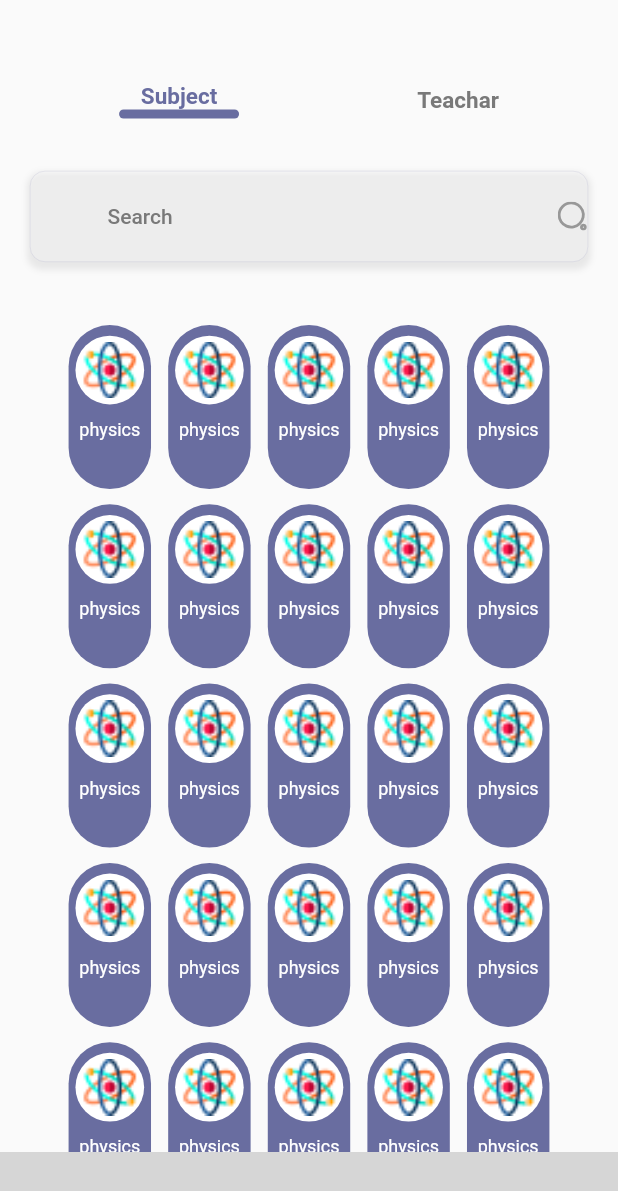
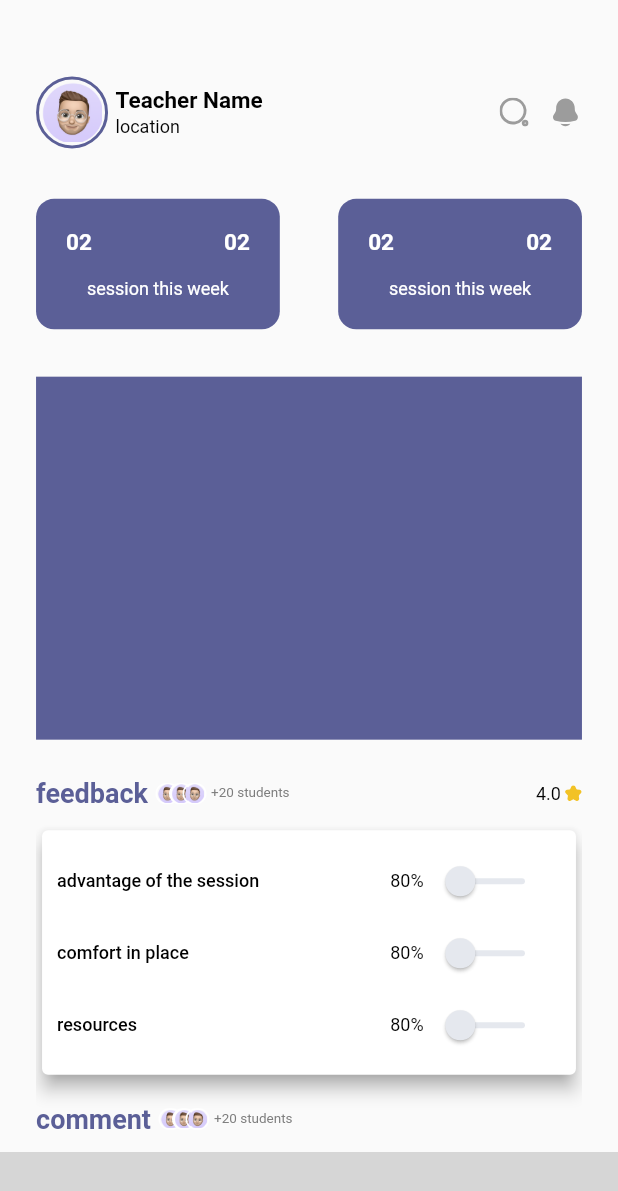
Before and after one commit to DoniaMustafa/sahelha, a Flutter app: the DashboardScreen screen opened directly, swiped to page 4, on a phone screen of 412 x 824 dp. Shown: the top 1191 px of the screen. Run offline on Flutter 3.47's test engine with Material 2 defaults, Android fonts, the phone set to English and light mode, and no system bars; our stand-ins replace flutter_svg, nb_utils, percent_indicator, pin_code_fields, toggle_switch; missing offline and left inert: horizontal_calendar, rolling_bottom_bar; Roboto replaces fonts that are missing (Poppins); grey boxes are pictures that could not be loaded.

Commit message:
teacher mainScreen

```diff
--- a/lib/main.dart
+++ b/lib/main.dart
@@ -5,6 +5,8 @@ import 'package:sahelha_app/sre/auth/presentation/pages/verify_screen.dart';
 import 'package:sahelha_app/sre/dashboard/dashboard_screen.dart';
 import 'package:sahelha_app/sre/home/presentation/screens/home_screen.dart';
 import 'package:sahelha_app/sre/splash_screen.dart';
+
+import 'sre/category/teacher/presentation/pages/teacher_home_screen.dart';
 
 void main() {
   runApp(MyApp());
@@ -23,7 +25,7 @@ class _MyAppState extends State<MyApp> {
     return  MaterialApp(
         debugShowCheckedModeBanner: false,
         // navigatorKey: navigatorKey,
-        home: DashboardScreen()
+        home: TeacherHomeScreen()
 
     );
   }
--- /dev/null
+++ b/lib/sre/category/teacher/presentation/pages/teacher_home_screen.dart
@@ -0,0 +1,373 @@
+import 'package:flutter/material.dart';
+import 'package:sahelha_app/sre/application/utils/constants/app_constants.dart';
+import 'package:sahelha_app/sre/application/utils/resources/assets_manager.dart';
+import 'package:sahelha_app/sre/application/utils/resources/colors_manager.dart';
+import 'package:sahelha_app/sre/application/utils/resources/styles_manager.dart';
+import 'package:sahelha_app/sre/application/utils/resources/values_manager.dart';
+import 'package:sahelha_app/sre/presentation/widgets/custom_circle.dart';
+import 'package:sahelha_app/sre/presentation/widgets/custom_png_image.dart';
+import 'package:sahelha_app/sre/presentation/widgets/custom_svg_image.dart';
+import 'package:sahelha_app/sre/presentation/widgets/custom_three_images.dart';
+
+class TeacherHomeScreen extends StatefulWidget {
+  const TeacherHomeScreen({Key? key}) : super(key: key);
+
+  @override
+  State<TeacherHomeScreen> createState() => _TeacherHomeScreenState();
+}
+
+class _TeacherHomeScreenState extends State<TeacherHomeScreen> {
+  double height=6;
+
+  @override
+  Widget build(BuildContext context) {
+    AppConstants.height = MediaQuery.of(context).size.height; /* app height*/
+    AppConstants.width = MediaQuery.of(context).size.width; /*appf width*/
+    AppConstants.margin = AppWidth.s23 * AppConstants.width; /*app margin*/
+    AppConstants.appBarHeight =
+        AppHeight.s90 * AppConstants.height; /*app margin*/
+    AppConstants.appBodyHeight = AppConstants.height -
+        AppHeight.s90 * AppConstants.height;
+    return  Scaffold(
+      body: Padding(
+        padding:  EdgeInsets.only(
+          top: AppConstants.height*AppHeight.s50,
+          left:AppConstants.width*AppWidth.s21,
+          right:AppConstants.width*AppWidth.s21,
+        ),
+        child: SingleChildScrollView(
+          child: Column(
+            crossAxisAlignment: CrossAxisAlignment.start,
+            children: [
+              _buildUserInfo(),
+              SizedBox(
+                height: AppConstants.height*AppHeight.s33,
+              ),
+              Row(
+                children: [
+                  _buildSessionsDetails(),
+                  SizedBox(width: AppConstants.width*AppWidth.s34,),
+                  _buildSessionsDetails(),
+                ],
+              ),
+              SizedBox(
+                height: AppConstants.height*AppHeight.s31,
+              ),
+              Container(
+                width: double.infinity,
+                height: 242,
+                color: ColorsManager.purpleNavy,
+              ),
+              SizedBox(
+                height: AppConstants.height*AppHeight.s25,
+              ),
+              Row(
+                children: [
+                  Expanded(
+                      flex: 4,
+                      child: Row(
+                    children: [
+                      Text(
+                        'feedback',
+                        style: getBoldStyle(color: ColorsManager.purpleNavy,fontSize: 18),
+                      ),
+                      SizedBox(width: 5,),
+                      customThreeImages(ColorsManager.white),
+                      SizedBox(width: 3,),
+                      Text("+20 students",
+                        style: getRegularStyle(fontSize: 9,color: ColorsManager.gray),
+                      ),
+                    ],
+                  )),
+                  Row(
+                    children: [
+                      Text(
+                        '4.0',
+                        style: getRegularStyle(
+                            fontSize: 12, color: ColorsManager.black),
+                        textAlign: TextAlign.center,
+                      ),
+                      SizedBox(width: 2),
+                      CustomSVGImage(
+                        image: AssetsManager.rating,
+                        height: 12,
+                        width: 12,
+                      )
+                    ],
+                  ),
+                ],
+              ),
+              SizedBox(height: 10,),
+              Card(
+                elevation: 5,
+                shadowColor: Colors.grey,
+                child: Container(
+                  width: AppConstants.width*AppWidth.s300,
+                  height: AppConstants.height*AppHeight.s160,
+                  child: Padding(
+                    padding: const EdgeInsets.all(10),
+                    child: Column(
+                      crossAxisAlignment: CrossAxisAlignment.start,
+                      mainAxisAlignment: MainAxisAlignment.start,
+                      children: [
+                        Row(
+                          mainAxisAlignment: MainAxisAlignment.start,
+                          children: [
+                            Expanded(
+                              child: Text(
+                                'advantage of the session',
+                                style: getMediumStyle(
+                                    fontSize: 12, color: ColorsManager.black),
+                              ),
+                            ),
+                            Text(
+                              '80%',
+                              style: getRegularStyle(
+                                  fontSize: 12, color: ColorsManager.black),
+                            ),
+                            Container(
+                              width: AppConstants.width*AppWidth.s80,
+                              child: Slider(
+                                value: height,
+                                max:100,
+                                min:5,
+                                activeColor: ColorsManager.lightBabyBlue,
+                                inactiveColor: ColorsManager.lightBabyBlue,
+                                onChanged: (value){
+                                  setState(() {
+                                    height=value;
+                                  });
+                                },
+                              ),
+                            )
+
+                          ],
+                        ),
+                        Row(
+                          mainAxisAlignment: MainAxisAlignment.start,
+                          children: [
+                            Expanded(
+                              child: Text(
+                                'comfort in place',
+                                style: getMediumStyle(
+                                    fontSize: 12, color: ColorsManager.black),
+                              ),
+                            ),
+                            Text(
+                              '80%',
+                              style: getRegularStyle(
+                                  fontSize: 12, color: ColorsManager.black),
+                              textAlign: TextAlign.center,
+                            ),
+                            Container(
+                              width: AppConstants.width*AppWidth.s80,
+                              child: Slider(
+                                value: height,
+                                max:100,
+                                min:5,
+                                activeColor: ColorsManager.lightBabyBlue,
+                                inactiveColor: ColorsManager.lightBabyBlue,
+                                onChanged: (value){
+                                  setState(() {
+                                    height=value;
+                                  });
+                                },
+                              ),
+                            )
+
+                          ],
+                        ),
+                        Row(
+                          mainAxisAlignment: MainAxisAlignment.start,
+                          children: [
+                            Expanded(
+                              child: Text(
+                                'resources',
+                                style: getMediumStyle(
+                                    fontSize: 12, color: ColorsManager.black),
+                              ),
+                            ),
+                            Text(
+                              '80%',
+                              style: getRegularStyle(
+                                  fontSize: 12, color: ColorsManager.black),
+                              textAlign: TextAlign.center,
+                            ),
+                            Container(
+                              width: AppConstants.width*AppWidth.s80,
+                              child: Slider(
+                                value: height,
+                                max:100,
+                                min:5,
+                                activeColor: ColorsManager.lightBabyBlue,
+                                inactiveColor: ColorsManager.lightBabyBlue,
+                                onChanged: (value){
+                                  setState(() {
+                                    height=value;
+                                  });
+                                },
+                              ),
+                            )
+
+                          ],
+                        ),
+
+
+                      ],
+                    ),
+                  ),
+                ),
+              ),
+              SizedBox(height: 15,),
+              Row(
+                children: [
+                  Expanded(
+                      flex: 4,
+                      child: Row(
+                        children: [
+                          Text(
+                            'comment',
+                            style: getBoldStyle(color: ColorsManager.purpleNavy,fontSize: 18),
+                          ),
+                          SizedBox(width: 5,),
+                          customThreeImages(ColorsManager.white),
+                          SizedBox(width: 3,),
+                          Text("+20 students",
+                            style: getRegularStyle(fontSize: 9,color: ColorsManager.gray),
+                          ),
+                        ],
+                      )),
+                ],
+              ),
+              SizedBox(height: 15,),
+              ListView.separated(
+                shrinkWrap: true,
+                  physics: NeverScrollableScrollPhysics(),
+                  itemBuilder: (context, index) {
+                return Card(
+                  elevation: 5,
+                  child: Padding(
+                    padding: EdgeInsets.all(15),
+                    child: Column(
+                      children: [
+                        Row(
+                          children: [
+                            Container(
+                              height: 40,
+                              width: 40,
+                              decoration: BoxDecoration(
+                                  borderRadius: BorderRadius.circular(50),
+                                  image: DecorationImage(
+                                      image: AssetImage('assets/images_png/user.png')
+                                  )
+                              ),
+
+                            ),
+                            SizedBox(width: 5,),
+                            Text("Teacher Name" ,
+                              style: getMediumStyle(fontSize: 10,color: Colors.black),),
+                          ],
+                        ),
+                        SizedBox(height: 10,),
+                        Text(
+                          'Lorem Ipsum is simply dummy text of the printing and typesetting industry. Lorem Ipsumhas been the industry\'s standard dummy text ever since the 1500s, '
+                          ,
+                          style: getMediumStyle(fontSize: 12,color: Colors.black),
+                        )
+
+                      ],
+                    ),
+                  ),
+                );
+              }, separatorBuilder: (context, index) => SizedBox(height: 10), itemCount: 20)
+
+            ],
+          ),
+        ),
+      ),
+    );
+  }
+  Widget _buildUserInfo() => Row(
+    children: [
+      CustomPngImage(isBorderColor: true,
+          image: AssetsManager.user, height: 48, width: 48, isBorder: true),
+      SizedBox(
+          width: 5
+        // AppConstants.width * AppWidth.s5,
+      ),
+      Expanded(
+        child: Column(
+          crossAxisAlignment: CrossAxisAlignment.start,
+          children: [
+            Text(
+              'Teacher Name',
+              style: getSemiBoldStyle(
+                  fontSize: 15, color: ColorsManager.black),
+            ),
+            SizedBox(
+              height: AppConstants.height * AppHeight.s2,
+            ),
+            Text(
+              'location',
+              style: getRegularStyle(),
+            ),
+          ],
+        ),
+      ),
+      CustomCircle(
+        isBorder: true,
+        image: AssetsManager.search,
+        borderColor: ColorsManager.purpleNavy,
+        width: 20,
+        height: 20,
+      ),
+      SizedBox(
+        width: 12,
+      ),
+      CustomCircle(
+        isBorder: true,
+        image: AssetsManager.notify,
+        borderColor: ColorsManager.purpleNavy,
+        width: 20,
+        height: 20,
+      ),
+    ],
+  );
+  Expanded _buildSessionsDetails()=> Expanded(
+    flex: 1,
+    child: Container(
+      decoration: BoxDecoration(
+          color: ColorsManager.purpleNavy,
+          borderRadius: BorderRadius.circular(12)
+      ),
+      padding: EdgeInsetsDirectional.all(20),
+      child:Column(
+        children: [
+          Row(
+            children: [
+              Expanded(
+                flex: 1,
+                child: Text("02",
+                  style: getBoldStyle(color: ColorsManager.white,fontSize: 15),
+                ),
+              ),
+              Spacer(),
+              Expanded(
+                flex: 0,
+                child: Text("02",
+                  style: getBoldStyle(color: ColorsManager.white,fontSize: 15),
+                ),
+              ),
+            ],
+          ),
+          SizedBox(height: 15,),
+          Center(
+            child: Text('session this week',
+              style: getRegularStyle(color: Colors.white,fontSize: 12),
+            ),
+          )
+        ],
+      ) ,
+    ),
+  );
+}
--- a/lib/sre/category/teacher/presentation/pages/week_screen.dart
+++ b/lib/sre/category/teacher/presentation/pages/week_screen.dart
@@ -122,7 +122,9 @@ class _WeeckScreenState extends State<WeeckScreen> {
             },
           ),
              ),
-        29.height,
+        SizedBox(
+          height: AppConstants.height*AppHeight.s29,
+        ),
         SizedBox(
           height: 420,
           child: ListView.separated(
--- a/lib/sre/dashboard/dashboard_screen.dart
+++ b/lib/sre/dashboard/dashboard_screen.dart
@@ -11,6 +11,8 @@ import 'package:sahelha_app/sre/application/utils/resources/values_manager.dart'
 import 'package:sahelha_app/sre/booking/presentation/pages/booking_screen.dart';
 import 'package:sahelha_app/sre/category/category_screen.dart';
 import 'package:sahelha_app/sre/category/subject/presentation/pages/subject_screen.dart';
+import 'package:sahelha_app/sre/category/teacher/presentation/pages/teacher_home_screen.dart';
+import 'package:sahelha_app/sre/category/teacher/presentation/pages/teachers_screen.dart';
 import 'package:sahelha_app/sre/home/presentation/screens/home_screen.dart';
 import 'package:sahelha_app/sre/messages/presentation/pages/messages_screen.dart';
 
@@ -47,7 +49,8 @@ class _DashboardScreenState extends State<DashboardScreen> {
             const   HomeScreen(),
             const   MessagesScreen(),
             BookingScreen(),
-            const  CategoryScreen(),
+            TeacherHomeScreen(),
+            //const  CategoryScreen(),
           ],
         ),
         extendBody: true,
@@ -56,10 +59,10 @@ class _DashboardScreenState extends State<DashboardScreen> {
           flat: true,itemColor: ColorsManager.white ,
           controller: _controller,
           items: const[
-            RollingBottomBarItem(AssetsManager.home, label: 'Home',activeColor:ColorsManager.white ),
-            RollingBottomBarItem(AssetsManager.messages, label: 'Messages',activeColor: ColorsManager.white),
-            RollingBottomBarItem(AssetsManager.booking, label: 'booking',activeColor: ColorsManager.white),
-            RollingBottomBarItem(AssetsManager.category, label: 'categories',activeColor: ColorsManager.white),
+            // RollingBottomBarItem(AssetsManager.home, label: 'Home',activeColor:ColorsManager.white ),
+            // RollingBottomBarItem(AssetsManager.messages, label: 'Messages',activeColor: ColorsManager.white),
+            // RollingBottomBarItem(AssetsManager.booking, label: 'booking',activeColor: ColorsManager.white),
+            // RollingBottomBarItem(AssetsManager.category, label: 'categories',activeColor: ColorsManager.white),
 
           ],
           activeItemColor: ColorsManager.white,
--- /dev/null
+++ b/lib/sre/presentation/widgets/custom_three_images.dart
@@ -0,0 +1,59 @@
+import 'package:flutter/cupertino.dart';
+import 'package:flutter/material.dart';
+import 'package:sahelha_app/sre/application/utils/constants/app_constants.dart';
+import 'package:sahelha_app/sre/application/utils/resources/colors_manager.dart';
+import 'package:sahelha_app/sre/application/utils/resources/values_manager.dart';
+
+Widget customThreeImages(Color separatorColor)=>Stack(
+  children: [
+    Container(
+      width: AppConstants.width * AppWidth.s14,
+      height: AppConstants.height * AppHeight.s14,
+      decoration: BoxDecoration(
+          borderRadius: BorderRadius.circular(50),
+          border: Border.all(
+              color: separatorColor,
+              width: 1
+          )
+      ),
+      child: Image(
+        image: AssetImage("assets/images_png/user.png"),
+      ),
+    ),
+    Padding(
+      padding: const EdgeInsets.only(left: 9),
+      child: Container(
+        width: AppConstants.width * AppWidth.s14,
+        height: AppConstants.height * AppHeight.s14,
+        decoration: BoxDecoration(
+            color: Colors.white,
+            borderRadius: BorderRadius.circular(50),
+            border: Border.all(
+                color:separatorColor,
+                width: 1
+            )
+        ),
+        child: Image(
+          image: AssetImage("assets/images_png/user.png"),
+        ),
+      ),
+    ),
+    Padding(
+      padding: const EdgeInsets.only(left: 18),
+      child: Container(
+        width: AppConstants.width * AppWidth.s14,
+        height: AppConstants.height * AppHeight.s14,
+        decoration: BoxDecoration(
+            borderRadius: BorderRadius.circular(50),
+            border: Border.all(
+                color: separatorColor,
+                width: 1
+            )
+        ),
+        child: Image(
+          image: AssetImage("assets/images_png/user.png"),
+        ),
+      ),
+    ),
+  ],
+);
--- a/lib/sre/presentation/widgets/teacher_notes_widget.dart
+++ b/lib/sre/presentation/widgets/teacher_notes_widget.dart
@@ -7,6 +7,7 @@ import 'package:sahelha_app/sre/application/utils/resources/styles_manager.dart'
 import 'package:sahelha_app/sre/application/utils/resources/values_manager.dart';
 import 'package:sahelha_app/sre/category/teacher/presentation/pages/teacher_profile.dart';
 import 'package:sahelha_app/sre/presentation/widgets/custom_button.dart';
+import 'package:sahelha_app/sre/presentation/widgets/custom_three_images.dart';
 
 class TeacherNotesWiget extends StatefulWidget {
   @override
@@ -55,7 +56,7 @@ class _TeacherNotesWigetState extends State<TeacherNotesWiget> {
                   ),
                 ),
               ),
-              7.width,
+                SizedBox(width: AppConstants.width*AppWidth.s7,),
               Text("11.0",
                   style:
                       getBoldStyle(color: ColorsManager.black, fontSize: 15)),
@@ -126,13 +127,17 @@ class _TeacherNotesWigetState extends State<TeacherNotesWiget> {
                         ),
                       ],
                     ),
-                    6.height,
+                    SizedBox(
+                      height: AppConstants.height * AppHeight.s6,
+                    ),
                     Text(
                       "11:00 AM - 11:30 AM",
                       style: getLightStyle(
                           fontSize: 12, color: ColorsManager.whiteGrey),
                     ),
-                    10.height,
+                    SizedBox(
+                      height: AppConstants.height * AppHeight.s10,
+                    ),
                     Row(
                       mainAxisAlignment: MainAxisAlignment.end,
                       children: [
@@ -142,60 +147,10 @@ class _TeacherNotesWigetState extends State<TeacherNotesWiget> {
                           style: getRegularStyle(
                               fontSize: 12, color: ColorsManager.white),
                         ),
-                        5.width,
-                        Stack(
-                          children: [
-                            Container(
-                              width: AppConstants.width * AppWidth.s14,
-                              height: AppConstants.height * AppHeight.s14,
-                              decoration: BoxDecoration(
-                                borderRadius: BorderRadius.circular(50),
-                                  border: Border.all(
-                                      color: ColorsManager.purpleNavy,
-                                      width: 1
-                                  )
-                              ),
-                              child: Image(
-                                image: AssetImage("assets/images_png/user.png"),
-                              ),
-                            ),
-                            Padding(
-                              padding: const EdgeInsets.only(left: 9),
-                              child: Container(
-                                width: AppConstants.width * AppWidth.s14,
-                                height: AppConstants.height * AppHeight.s14,
-                                decoration: BoxDecoration(
-                                  color: Colors.white,
-                                  borderRadius: BorderRadius.circular(50),
-                                  border: Border.all(
-                                    color: ColorsManager.purpleNavy,
-                                    width: 1
-                                  )
-                                ),
-                                child: Image(
-                                  image: AssetImage("assets/images_png/user.png"),
-                                ),
-                              ),
-                            ),
-                            Padding(
-                              padding: const EdgeInsets.only(left: 18),
-                              child: Container(
-                                width: AppConstants.width * AppWidth.s14,
-                                height: AppConstants.height * AppHeight.s14,
-                                decoration: BoxDecoration(
-                                  borderRadius: BorderRadius.circular(50),
-                                    border: Border.all(
-                                        color: ColorsManager.purpleNavy,
-                                        width: 1
-                                    )
-                                ),
-                                child: Image(
-                                  image: AssetImage("assets/images_png/user.png"),
-                                ),
-                              ),
-                            ),
-                          ],
-                        )
+                        SizedBox(
+                          width: AppConstants.width * AppWidth.s5,
+                        ),
+                        customThreeImages(ColorsManager.purpleNavy)
                       ],
                     ),
                     Container(
```
Also changed, not shown: pubspec.lock.
